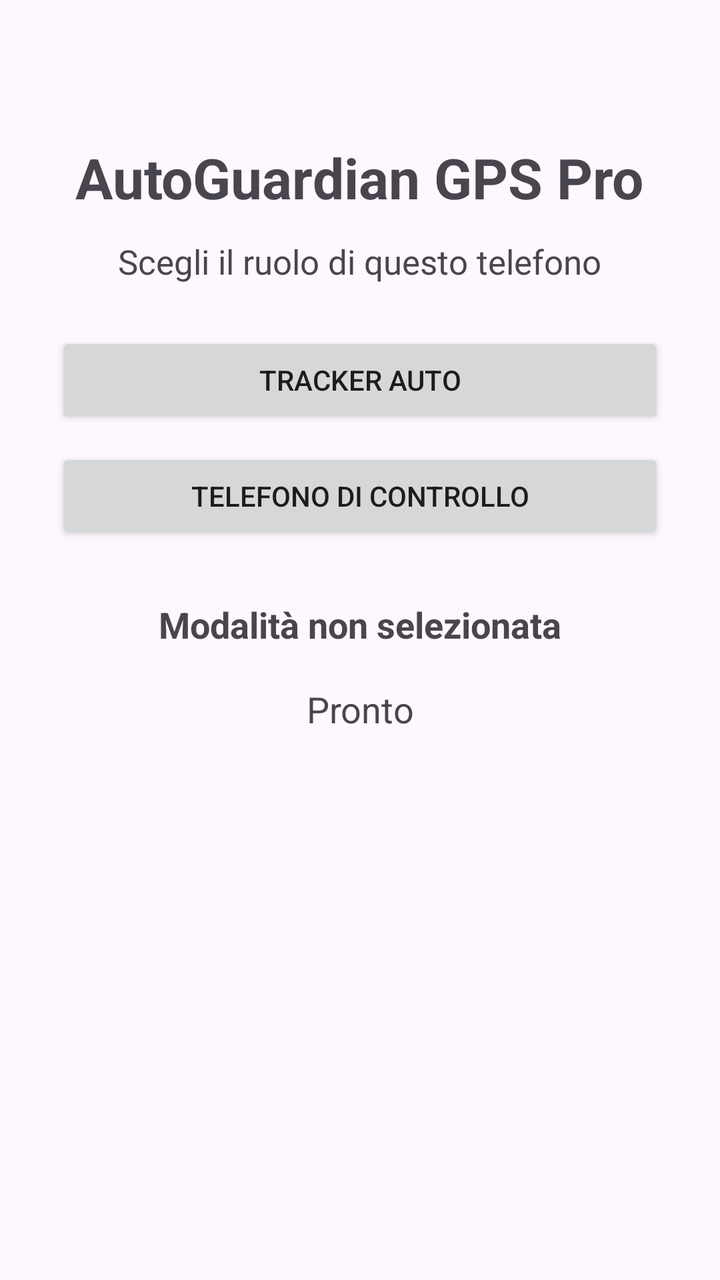
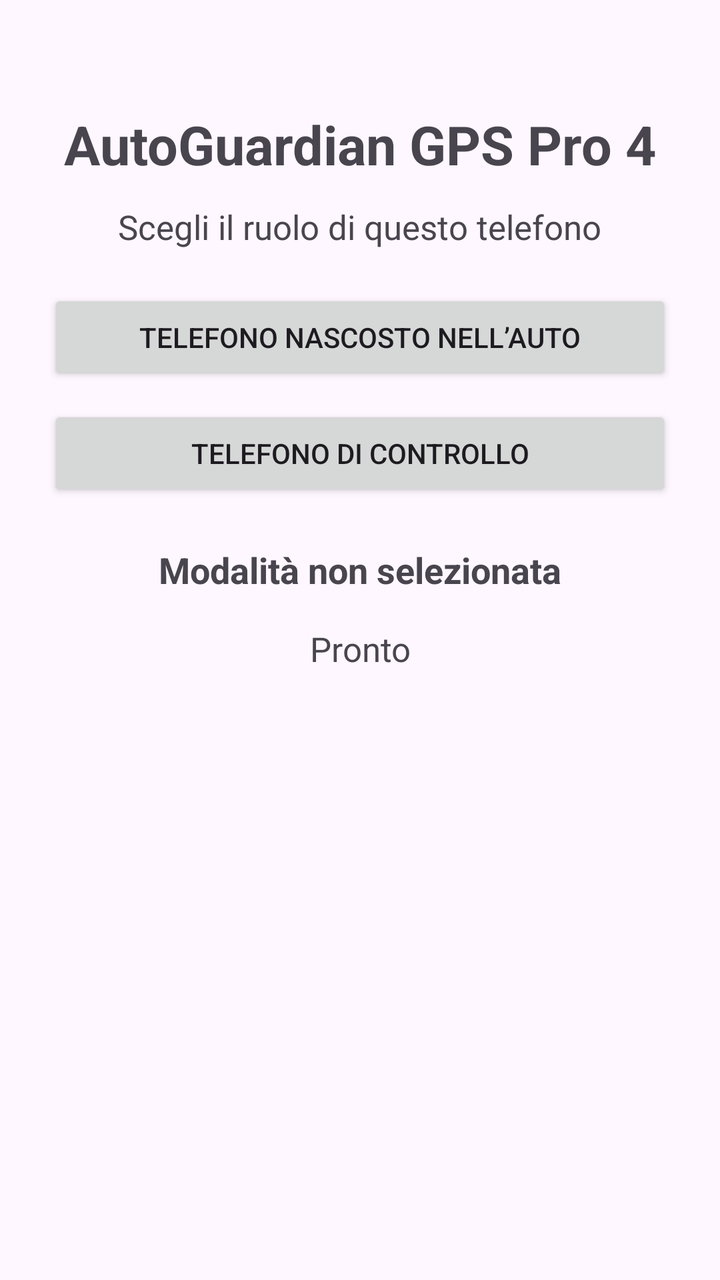

Screens rendered from an Android XML layout before and after an edit, with the pre-edit source and the edit as a unified diff.
<!-- AndroidManifest.xml: application theme Theme.AutoGuardianGPSPro -->
<!-- res/layout/activity_main.xml -->
<?xml version="1.0" encoding="utf-8"?>
<ScrollView xmlns:android="http://schemas.android.com/apk/res/android"
    android:layout_width="match_parent"
    android:layout_height="match_parent">
    <LinearLayout
        android:layout_width="match_parent"
        android:layout_height="wrap_content"
        android:orientation="vertical"
        android:gravity="center_horizontal"
        android:padding="28dp">
        <TextView android:layout_width="wrap_content" android:layout_height="wrap_content"
            android:text="AutoGuardian GPS Pro" android:textSize="28sp" android:textStyle="bold"
            android:layout_marginTop="42dp" android:layout_marginBottom="12dp" />
        <TextView android:layout_width="wrap_content" android:layout_height="wrap_content"
            android:text="Scegli il ruolo di questo telefono" android:textSize="17sp"
            android:layout_marginBottom="24dp" />
        <Button android:id="@+id/trackerModeButton" android:layout_width="match_parent"
            android:layout_height="wrap_content" android:text="TRACKER AUTO" />
        <Button android:id="@+id/controlModeButton" android:layout_width="match_parent"
            android:layout_height="wrap_content" android:text="TELEFONO DI CONTROLLO"
            android:layout_marginTop="10dp" />
        <TextView android:id="@+id/modeText" android:layout_width="match_parent"
            android:layout_height="wrap_content" android:text="Modalità non selezionata"
            android:textStyle="bold" android:textSize="18sp" android:gravity="center"
            android:layout_marginTop="28dp" />
        <TextView android:id="@+id/statusText" android:layout_width="match_parent"
            android:layout_height="wrap_content" android:text="Pronto" android:textSize="18sp"
            android:gravity="center" android:padding="8dp" android:layout_marginTop="10dp" />
        <Button android:id="@+id/startButton" android:layout_width="match_parent"
            android:layout_height="wrap_content" android:text="ATTIVA TRACKER"
            android:visibility="gone" android:layout_marginTop="20dp" />
        <Button android:id="@+id/stopButton" android:layout_width="match_parent"
            android:layout_height="wrap_content" android:text="DISATTIVA TRACKER"
            android:visibility="gone" android:layout_marginTop="8dp" />
        <Button android:id="@+id/mapButton" android:layout_width="match_parent"
            android:layout_height="wrap_content" android:text="APRI POSIZIONE AUTO SULLA MAPPA"
            android:visibility="gone" android:layout_marginTop="20dp" />
    </LinearLayout>
</ScrollView>
<!-- resources referenced by this layout -->
<resources>
  <style name="Theme.AutoGuardianGPSPro" parent="Theme.Material3.DayNight.NoActionBar" />
</resources>

<!-- the commit's change to res/layout/activity_main.xml (unified diff, before → after) -->
@@ -7,33 +7,59 @@
         android:layout_height="wrap_content"
         android:orientation="vertical"
         android:gravity="center_horizontal"
-        android:padding="28dp">
+        android:padding="24dp">
         <TextView android:layout_width="wrap_content" android:layout_height="wrap_content"
-            android:text="AutoGuardian GPS Pro" android:textSize="28sp" android:textStyle="bold"
-            android:layout_marginTop="42dp" android:layout_marginBottom="12dp" />
+            android:text="AutoGuardian GPS Pro 4" android:textSize="27sp" android:textStyle="bold"
+            android:layout_marginTop="30dp" android:layout_marginBottom="12dp" />
         <TextView android:layout_width="wrap_content" android:layout_height="wrap_content"
             android:text="Scegli il ruolo di questo telefono" android:textSize="17sp"
-            android:layout_marginBottom="24dp" />
+            android:layout_marginBottom="20dp" />
         <Button android:id="@+id/trackerModeButton" android:layout_width="match_parent"
-            android:layout_height="wrap_content" android:text="TRACKER AUTO" />
+            android:layout_height="wrap_content" android:text="TELEFONO NASCOSTO NELL’AUTO" />
         <Button android:id="@+id/controlModeButton" android:layout_width="match_parent"
             android:layout_height="wrap_content" android:text="TELEFONO DI CONTROLLO"
             android:layout_marginTop="10dp" />
         <TextView android:id="@+id/modeText" android:layout_width="match_parent"
             android:layout_height="wrap_content" android:text="Modalità non selezionata"
             android:textStyle="bold" android:textSize="18sp" android:gravity="center"
-            android:layout_marginTop="28dp" />
+            android:layout_marginTop="22dp" />
         <TextView android:id="@+id/statusText" android:layout_width="match_parent"
-            android:layout_height="wrap_content" android:text="Pronto" android:textSize="18sp"
-            android:gravity="center" android:padding="8dp" android:layout_marginTop="10dp" />
+            android:layout_height="wrap_content" android:text="Pronto" android:textSize="17sp"
+            android:gravity="center" android:padding="8dp" android:layout_marginTop="8dp" />
         <Button android:id="@+id/startButton" android:layout_width="match_parent"
             android:layout_height="wrap_content" android:text="ATTIVA TRACKER"
-            android:visibility="gone" android:layout_marginTop="20dp" />
+            android:visibility="gone" android:layout_marginTop="16dp" />
         <Button android:id="@+id/stopButton" android:layout_width="match_parent"
             android:layout_height="wrap_content" android:text="DISATTIVA TRACKER"
             android:visibility="gone" android:layout_marginTop="8dp" />
+        <Button android:id="@+id/positionButton" android:layout_width="match_parent"
+            android:layout_height="wrap_content" android:text="POSIZIONE AUTO"
+            android:visibility="gone" android:layout_marginTop="14dp" />
+        <Button android:id="@+id/antitheftButton" android:layout_width="match_parent"
+            android:layout_height="wrap_content" android:text="ATTIVA / DISATTIVA ANTIFURTO"
+            android:visibility="gone" android:layout_marginTop="8dp" />
+        <Button android:id="@+id/geofenceButton" android:layout_width="match_parent"
+            android:layout_height="wrap_content" android:text="IMPOSTA ZONA SICURA (150 M)"
+            android:visibility="gone" android:layout_marginTop="8dp" />
+        <Button android:id="@+id/historyButton" android:layout_width="match_parent"
+            android:layout_height="wrap_content" android:text="CRONOLOGIA PERCORSI"
+            android:visibility="gone" android:layout_marginTop="8dp" />
+        <Button android:id="@+id/hiddenPhoneButton" android:layout_width="match_parent"
+            android:layout_height="wrap_content" android:text="STATO TELEFONO NASCOSTO"
+            android:visibility="gone" android:layout_marginTop="8dp" />
+        <WebView android:id="@+id/liveMap" android:layout_width="match_parent"
+            android:layout_height="360dp" android:visibility="gone"
+            android:layout_marginTop="16dp"
+            android:contentDescription="Mappa posizione auto aggiornata automaticamente" />
         <Button android:id="@+id/mapButton" android:layout_width="match_parent"
-            android:layout_height="wrap_content" android:text="APRI POSIZIONE AUTO SULLA MAPPA"
-            android:visibility="gone" android:layout_marginTop="20dp" />
+            android:layout_height="wrap_content" android:text="APRI ANCHE IN GOOGLE MAPS"
+            android:visibility="gone" android:layout_marginTop="12dp" />
+        <Button android:id="@+id/findHubButton" android:layout_width="match_parent"
+            android:layout_height="wrap_content" android:text="LOCALIZZA CON GOOGLE FIND HUB"
+            android:contentDescription="Apri Google Find Hub per localizzare il dispositivo"
+            android:visibility="gone" android:layout_marginTop="8dp" />
+        <TextView android:id="@+id/historyText" android:layout_width="match_parent"
+            android:layout_height="wrap_content" android:text="" android:textSize="14sp"
+            android:visibility="gone" android:padding="12dp" android:layout_marginTop="10dp" />
     </LinearLayout>
 </ScrollView>
